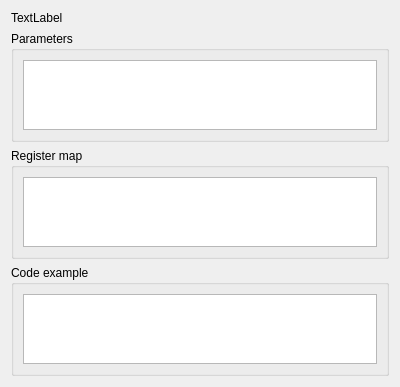
Qt form src/ioperipheraltab.ui (mortbopet/Ripes) before a commit.
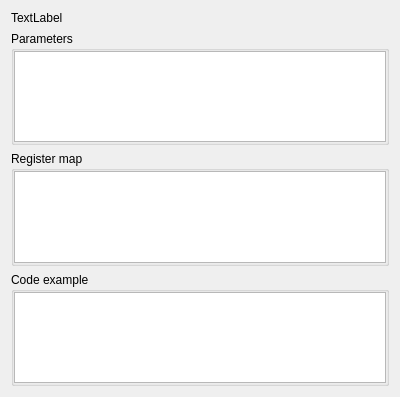
The same form after that commit.

What changed in the file:
```diff
--- a/src/ioperipheraltab.ui
+++ b/src/ioperipheraltab.ui
@@ -7,7 +7,7 @@
     <x>0</x>
     <y>0</y>
     <width>400</width>
-    <height>329</height>
+    <height>397</height>
    </rect>
   </property>
   <property name="windowTitle">
@@ -32,6 +32,18 @@
         <string>Parameters</string>
        </property>
        <layout class="QGridLayout" name="gridLayout_4">
+        <property name="leftMargin">
+         <number>0</number>
+        </property>
+        <property name="topMargin">
+         <number>0</number>
+        </property>
+        <property name="rightMargin">
+         <number>0</number>
+        </property>
+        <property name="bottomMargin">
+         <number>0</number>
+        </property>
         <item row="0" column="0">
          <widget class="QTableView" name="parameterView"/>
         </item>
@@ -44,6 +56,18 @@
         <string>Register map</string>
        </property>
        <layout class="QGridLayout" name="gridLayout_2">
+        <property name="leftMargin">
+         <number>0</number>
+        </property>
+        <property name="topMargin">
+         <number>0</number>
+        </property>
+        <property name="rightMargin">
+         <number>0</number>
+        </property>
+        <property name="bottomMargin">
+         <number>0</number>
+        </property>
         <item row="0" column="0">
          <widget class="QTableView" name="registerMapView"/>
         </item>
@@ -56,6 +80,18 @@
         <string>Code example</string>
        </property>
        <layout class="QGridLayout" name="gridLayout_3">
+        <property name="leftMargin">
+         <number>0</number>
+        </property>
+        <property name="topMargin">
+         <number>0</number>
+        </property>
+        <property name="rightMargin">
+         <number>0</number>
+        </property>
+        <property name="bottomMargin">
+         <number>0</number>
+        </property>
         <item row="0" column="0">
          <widget class="QPlainTextEdit" name="codeExample">
           <property name="readOnly">
```
